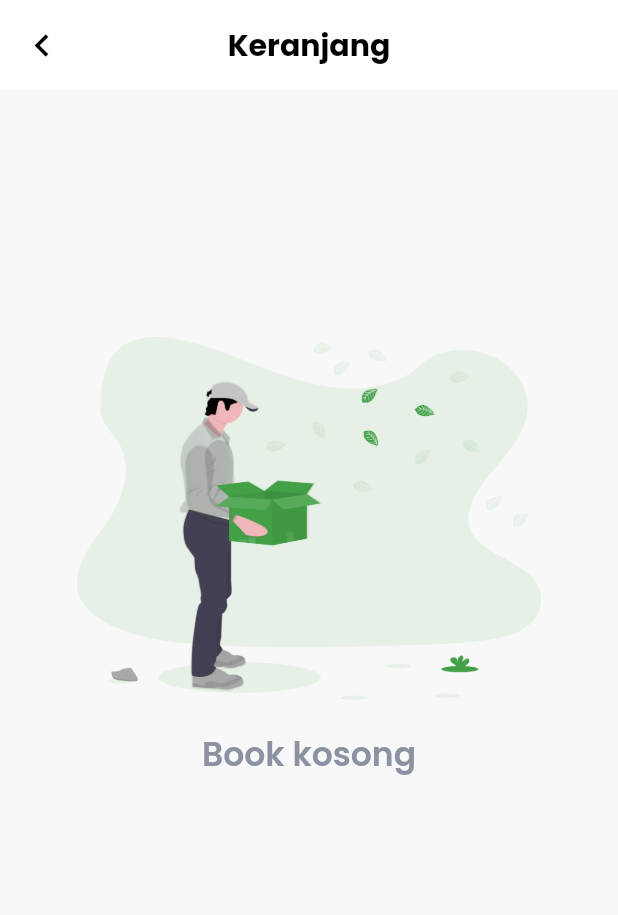
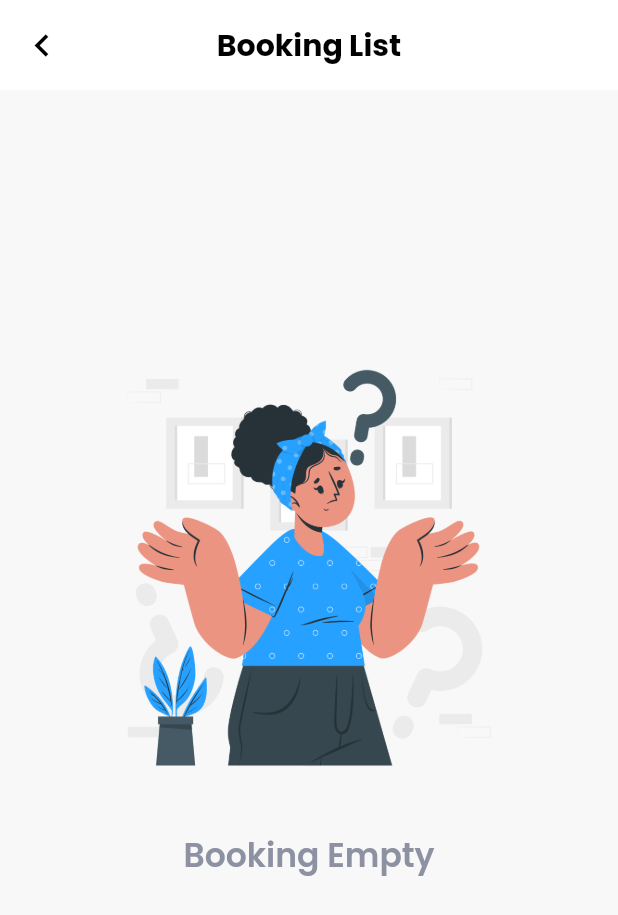
Before and after one commit to ahlulmukh/flutter_wisata, a Flutter app: the CartPage screen opened by its route, on a phone screen of 412 x 824 dp. Shown: the top 915 px of the screen. Run offline on Flutter 3.47's test engine with Material 2 defaults, Android fonts, the light colour scheme and no system bars; our stand-ins replace badges, cached_network_image, carousel_slider, dio, dropdown_search, flutter_svg and 9 more; missing offline and left inert: images_picker, scan; accounts and stored records are empty; network calls fail; statements that could not run were skipped.

Commit message:
update booking list

```diff
--- a/lib/page/cart_page.dart
+++ b/lib/page/cart_page.dart
@@ -58,14 +58,14 @@ class _CartPageState extends State<CartPage> {
               height: MediaQuery.of(context).size.height * 0.20,
             ),
             Image.asset(
-              'assets/empty.png',
+              'assets/kosong.png',
               width: MediaQuery.of(context).size.width * 0.75,
             ),
             const SizedBox(
               height: 20,
             ),
             Text(
-              'Book kosong',
+              'Booking Empty',
               style: greyTextStyle.copyWith(fontSize: 22, fontWeight: semiBold),
             ),
           ],
@@ -140,7 +140,7 @@ class _CartPageState extends State<CartPage> {
         ),
         elevation: 0,
         title: Text(
-          'Keranjang',
+          'Booking List',
           style: blackTextStyle.copyWith(fontWeight: bold, fontSize: 20),
         ),
       ),
--- a/lib/widget/card_wishlist.dart
+++ b/lib/widget/card_wishlist.dart
@@ -111,7 +111,7 @@ class CardWishlist extends StatelessWidget {
                     style: whiteTextStyle.copyWith(
                         fontWeight: semiBold, fontSize: 17),
                   ),
-                  messageText: Text('Berhasil ditambah ke book',
+                  messageText: Text('Berhasil ditambah ke booking list',
                       style: whiteTextStyle.copyWith(fontSize: 14)),
                   colorText: Colors.white);
             },
@@ -122,7 +122,7 @@ class CardWishlist extends StatelessWidget {
                   color: secondaryColor,
                   borderRadius: BorderRadius.circular(6)),
               child: Text(
-                'Tambah keranjang',
+                'Tiket',
                 textAlign: TextAlign.center,
                 style:
                     whiteTextStyle.copyWith(fontSize: 16, fontWeight: semiBold),
```
Also changed, not shown: assets/kosong.png (added).
